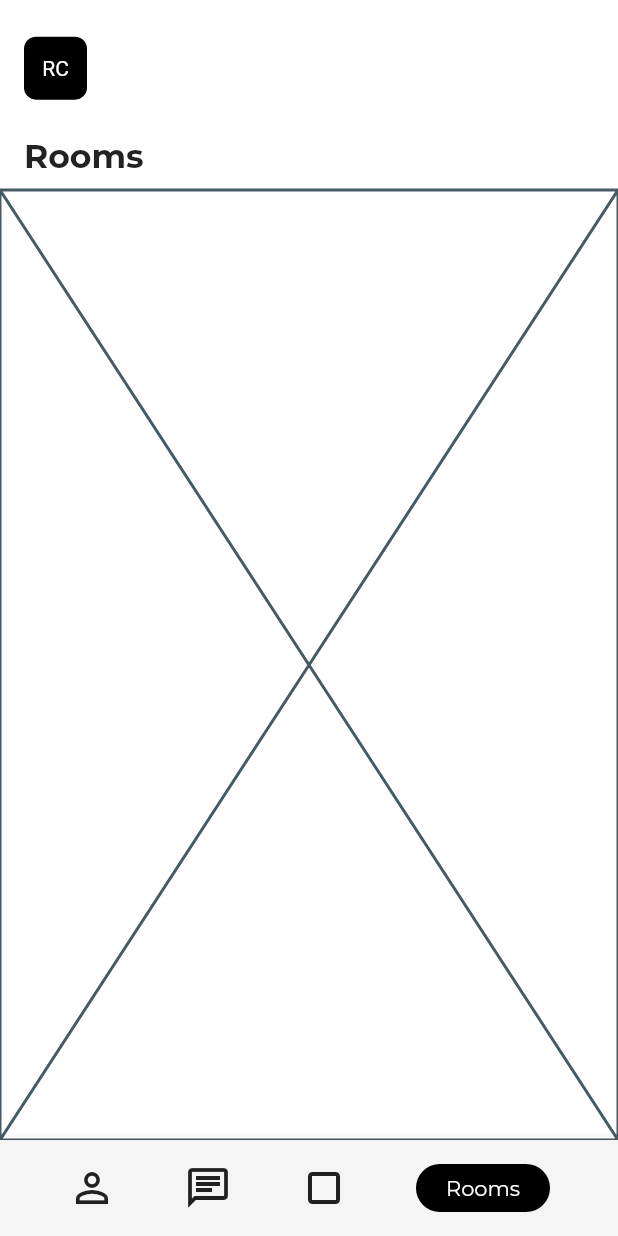
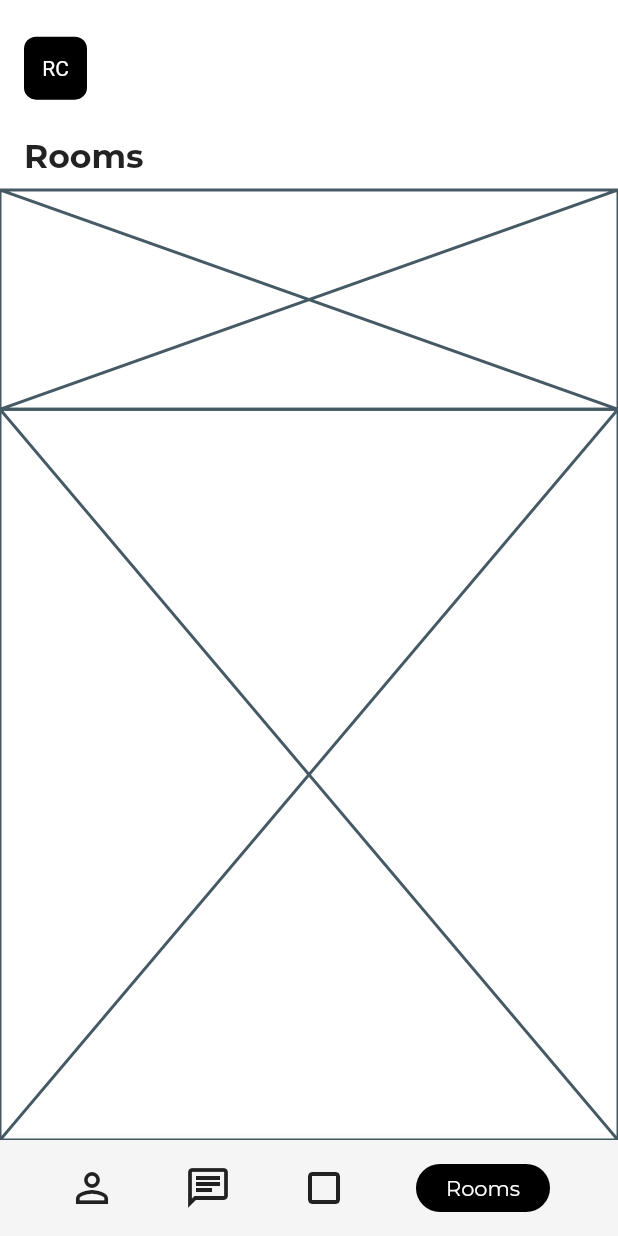
Before and after one commit to JAICHANGPARK/flutter_notebook_8th_story, a Flutter app: the RoomsPage screen opened by its route, on a phone screen of 412 x 824 dp. Run offline on Flutter 3.47's test engine with Material 2 defaults, Android fonts, the phone set to English and light mode, and no system bars; our stand-ins replace badges, flutter_hooks, google_fonts, hooks_riverpod, state_notifier.

Commit message:
Update rooms_page.dart

```diff
--- a/lib/ep588_social_app/rooms_page.dart
+++ b/lib/ep588_social_app/rooms_page.dart
@@ -54,7 +54,18 @@ class _RoomsPageState extends State<RoomsPage> {
                 )),
             Expanded(
               flex: 10,
-              child: Placeholder(),
+              child: Column(
+                children: [
+                  Expanded(
+                    flex: 3,
+                    child: Placeholder(),
+                  ),
+                  Expanded(
+                    flex: 10,
+                    child: Placeholder(),
+                  ),
+                ],
+              ),
             ),
           ],
         ),
```
